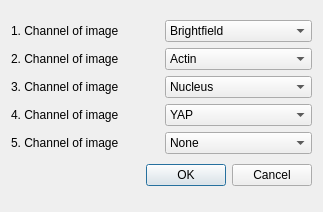
Qt form CellForceAnalyzer/src/WindowChannels.ui (Kinbischi/CellForceAnalyzer) before a commit.
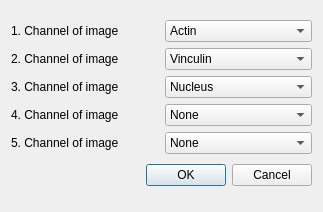
The same form after that commit.

What changed in the file:
```diff
--- a/CellForceAnalyzer/src/WindowChannels.ui
+++ b/CellForceAnalyzer/src/WindowChannels.ui
@@ -31,10 +31,10 @@
           <bool>false</bool>
          </property>
          <property name="currentText">
-          <string>Brightfield</string>
+          <string>Actin</string>
          </property>
          <property name="currentIndex">
-          <number>0</number>
+          <number>4</number>
          </property>
          <item>
           <property name="text">
@@ -85,10 +85,10 @@
           <bool>false</bool>
          </property>
          <property name="currentText">
-          <string>Actin</string>
+          <string>Vinculin</string>
          </property>
          <property name="currentIndex">
-          <number>4</number>
+          <number>2</number>
          </property>
          <item>
           <property name="text">
@@ -102,7 +102,7 @@
          </item>
          <item>
           <property name="text">
-           <string>Cytoplasm</string>
+           <string>Vinculin</string>
           </property>
          </item>
          <item>
@@ -193,10 +193,10 @@
           <bool>false</bool>
          </property>
          <property name="currentText">
-          <string>YAP</string>
+          <string>None</string>
          </property>
          <property name="currentIndex">
-          <number>3</number>
+          <number>5</number>
          </property>
          <item>
           <property name="text">
```
Left out of the diff: 8 changed lines with no effect on the pictures.
